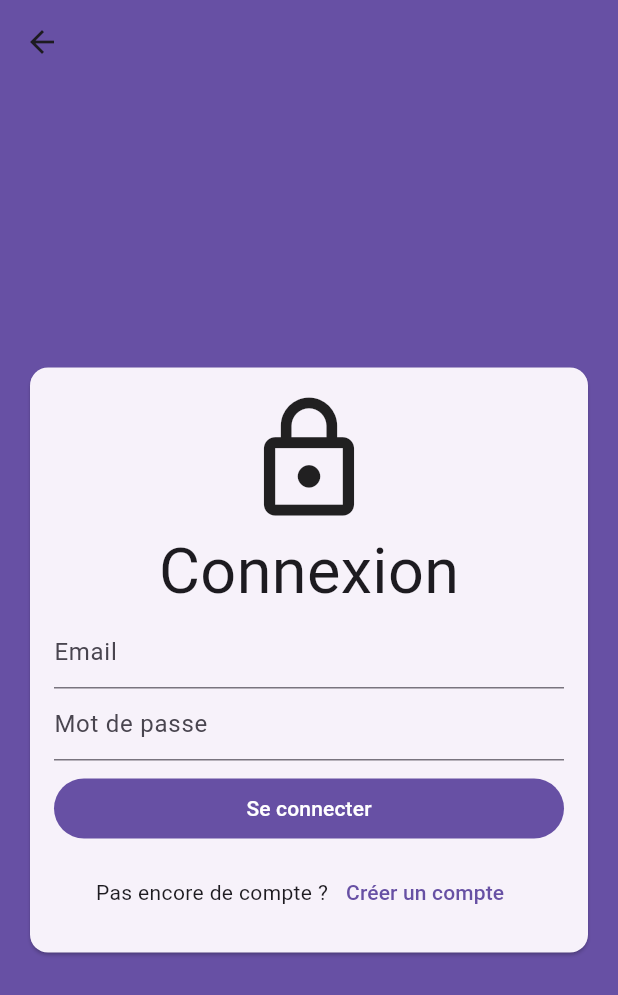
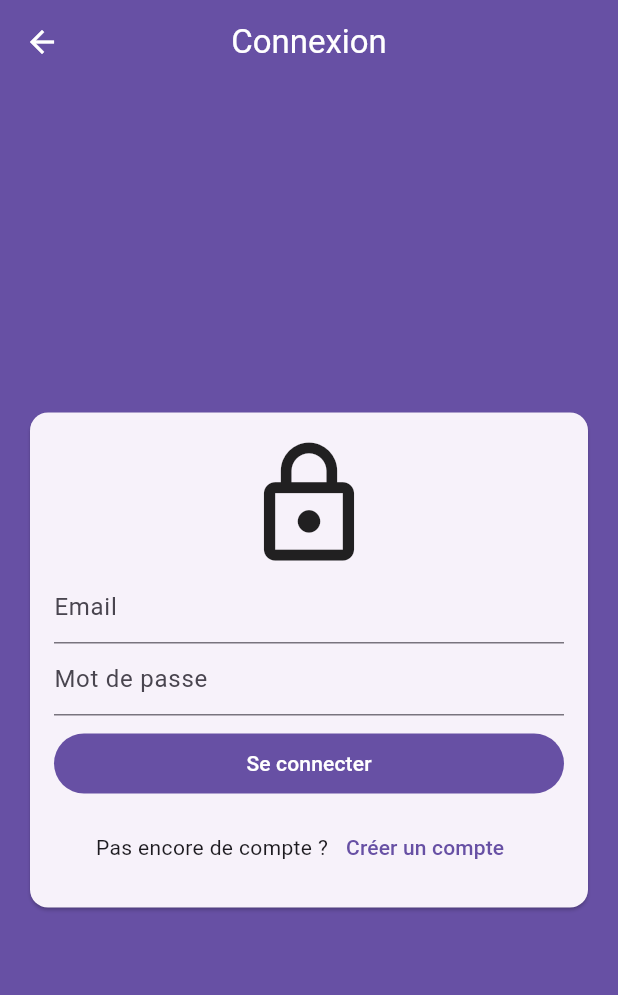
Before and after one commit to narisraz/doc-discovery, a Flutter app: the screen it shows after launch, after a tap on the "person" icon, on a phone screen of 412 x 824 dp. Shown: the top 995 px of the screen. Run offline on Flutter 3.47's test engine with Material 3 defaults, Android fonts, the light colour scheme and no system bars; our stand-ins replace cloud_firestore, dartz, email_validator, equatable, file_picker, firebase_auth and 6 more; missing offline and left inert: algolia, random_avatar; accounts and stored records are empty; generated files the repository leaves out were written again.

Commit message:
💄 Signup and signin ui

```diff
--- a/lib/presentation/sign_in.dart
+++ b/lib/presentation/sign_in.dart
@@ -17,6 +17,20 @@ class SignInPage extends ConsumerWidget {
       child: Scaffold(
         appBar: AppBar(
           backgroundColor: Theme.of(context).colorScheme.primary,
+          leading: IconButton(
+            icon: Icon(
+              Icons.arrow_back,
+              color: Theme.of(context).colorScheme.onPrimary,
+            ),
+            onPressed: () {
+              Navigator.of(context).pop();
+            },
+          ),
+          centerTitle: true,
+          title: Text(
+            "Connexion",
+            style: TextStyle(color: Theme.of(context).colorScheme.onPrimary),
+          ),
         ),
         body: Container(
           padding: const EdgeInsets.all(16.0),
@@ -31,11 +45,6 @@ class SignInPage extends ConsumerWidget {
                 child: Wrap(
                   children: [
                     const Center(child: Icon(Icons.lock_outline, size: 90)),
-                    const Center(
-                        child: Text(
-                      "Connexion",
-                      style: TextStyle(fontSize: 42),
-                    )),
                     Form(
                       key: formKey,
                       child: Column(children: [
```
Also changed, not shown: lib/presentation/sign_up.dart (+53 -16 lines).
